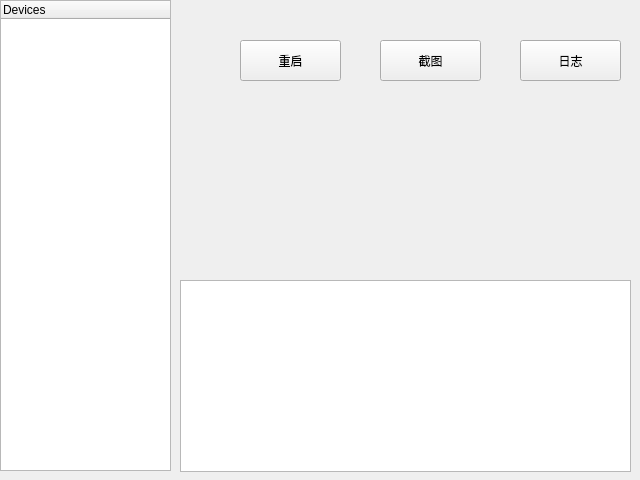
Old version of the form untitled.ui in the repository xjming9/adbTool.
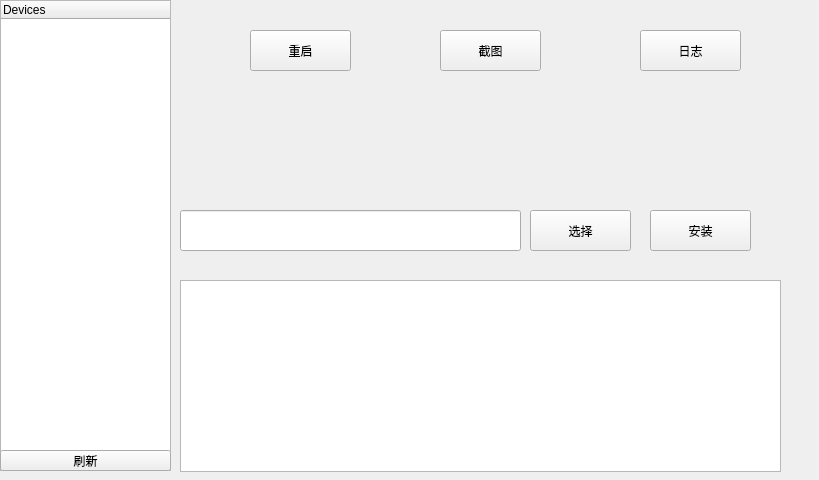
New version of the form.

```diff
--- a/untitled.ui
+++ b/untitled.ui
@@ -6,7 +6,7 @@
    <rect>
     <x>0</x>
     <y>0</y>
-    <width>640</width>
+    <width>819</width>
     <height>480</height>
    </rect>
   </property>
@@ -31,8 +31,8 @@
   <widget class="QPushButton" name="pushButton">
    <property name="geometry">
     <rect>
-     <x>240</x>
-     <y>40</y>
+     <x>250</x>
+     <y>30</y>
      <width>101</width>
      <height>41</height>
     </rect>
@@ -44,8 +44,8 @@
   <widget class="QPushButton" name="pushButton_2">
    <property name="geometry">
     <rect>
-     <x>380</x>
-     <y>40</y>
+     <x>440</x>
+     <y>30</y>
      <width>101</width>
      <height>41</height>
     </rect>
@@ -57,8 +57,8 @@
   <widget class="QPushButton" name="pushButton_3">
    <property name="geometry">
     <rect>
-     <x>520</x>
-     <y>40</y>
+     <x>640</x>
+     <y>30</y>
      <width>101</width>
      <height>41</height>
     </rect>
@@ -72,11 +72,63 @@
     <rect>
      <x>180</x>
      <y>280</y>
-     <width>451</width>
+     <width>601</width>
      <height>192</height>
     </rect>
    </property>
   </widget>
+  <widget class="QPushButton" name="pushButton_4">
+   <property name="geometry">
+    <rect>
+     <x>0</x>
+     <y>450</y>
+     <width>171</width>
+     <height>21</height>
+    </rect>
+   </property>
+   <property name="text">
+    <string>刷新</string>
+   </property>
+  </widget>
+  <widget class="QPushButton" name="pushButton_5">
+   <property name="geometry">
+    <rect>
+     <x>530</x>
+     <y>210</y>
+     <width>101</width>
+     <height>41</height>
+    </rect>
+   </property>
+   <property name="text">
+    <string>选择</string>
+   </property>
+  </widget>
+  <widget class="QPushButton" name="pushButton_6">
+   <property name="geometry">
+    <rect>
+     <x>650</x>
+     <y>210</y>
+     <width>101</width>
+     <height>41</height>
+    </rect>
+   </property>
+   <property name="text">
+    <string>安装</string>
+   </property>
+  </widget>
+  <widget class="QLineEdit" name="lineEdit">
+   <property name="geometry">
+    <rect>
+     <x>180</x>
+     <y>210</y>
+     <width>341</width>
+     <height>41</height>
+    </rect>
+   </property>
+   <property name="readOnly">
+    <bool>true</bool>
+   </property>
+  </widget>
  </widget>
  <resources/>
  <connections>
```
Left out of the diff: 51 changed lines with no effect on the pictures.
